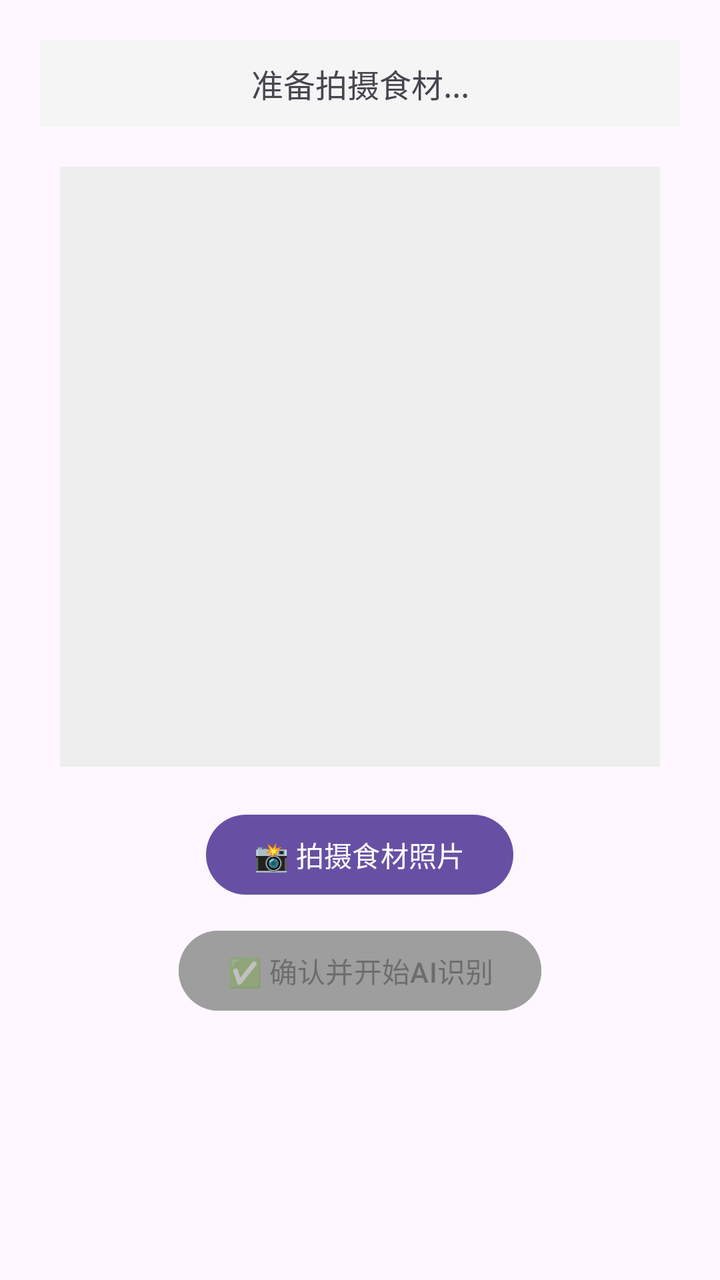
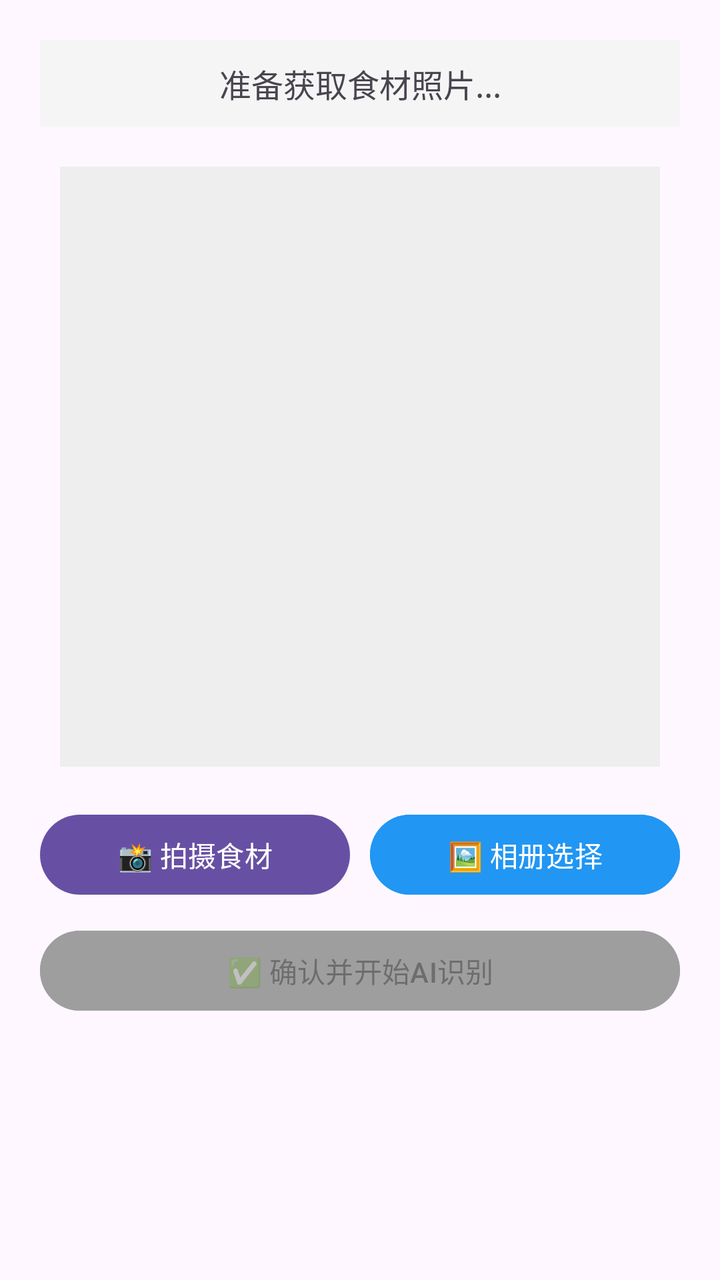

An Android layout rendered at two revisions. The XML below is the earlier revision; the diff shows what the commit changed to produce the second picture.
<!-- AndroidManifest.xml: application theme Theme.NutriCompass -->
<!-- res/layout/activity_camera.xml -->
<?xml version="1.0" encoding="utf-8"?>
<LinearLayout xmlns:android="http://schemas.android.com/apk/res/android"
    android:layout_width="match_parent"
    android:layout_height="match_parent"
    android:orientation="vertical"
    android:gravity="center_horizontal"
    android:padding="20dp">

    
    <TextView
        android:id="@+id/tv_status"
        android:layout_width="match_parent"
        android:layout_height="wrap_content"
        android:text="准备拍摄食材..."
        android:textSize="16sp"
        android:gravity="center"
        android:layout_marginBottom="20dp"
        android:padding="10dp"
        android:background="#F5F5F5"/>

    
    <ImageView
        android:id="@+id/imageView"
        android:layout_width="300dp"
        android:layout_height="300dp"
        android:scaleType="centerCrop"
        android:background="#EEEEEE"
        android:layout_marginBottom="20dp"
        android:contentDescription="食材照片预览" />

    
    <Button
        android:id="@+id/btn_take_photo"
        android:layout_width="wrap_content"
        android:layout_height="wrap_content"
        android:text="📸 拍摄食材照片"
        android:layout_marginBottom="10dp"/>

    
    <Button
        android:id="@+id/btn_confirm_photo"
        android:layout_width="wrap_content"
        android:layout_height="wrap_content"
        android:text="✅ 确认并开始AI识别"
        android:enabled="false"
        android:backgroundTint="#9E9E9E"/> 

</LinearLayout>
<!-- resources referenced by this layout -->
<resources>
  <style name="Theme.NutriCompass" parent="Base.Theme.NutriCompass" />
  <style name="Base.Theme.NutriCompass" parent="Theme.Material3.DayNight.NoActionBar">
          
          
      </style>
</resources>

<!-- the commit's change to res/layout/activity_camera.xml (unified diff, before → after) -->
@@ -6,19 +6,17 @@
     android:gravity="center_horizontal"
     android:padding="20dp">
 
-    
     <TextView
         android:id="@+id/tv_status"
         android:layout_width="match_parent"
         android:layout_height="wrap_content"
-        android:text="准备拍摄食材..."
+        android:text="准备获取食材照片..."
         android:textSize="16sp"
         android:gravity="center"
         android:layout_marginBottom="20dp"
         android:padding="10dp"
         android:background="#F5F5F5"/>
 
-    
     <ImageView
         android:id="@+id/imageView"
         android:layout_width="300dp"
@@ -28,21 +26,37 @@
         android:layout_marginBottom="20dp"
         android:contentDescription="食材照片预览" />
 
-    
-    <Button
-        android:id="@+id/btn_take_photo"
-        android:layout_width="wrap_content"
+    <LinearLayout
+        android:layout_width="match_parent"
         android:layout_height="wrap_content"
-        android:text="📸 拍摄食材照片"
-        android:layout_marginBottom="10dp"/>
+        android:orientation="horizontal"
+        android:gravity="center"
+        android:layout_marginBottom="10dp">
 
-    
+        <Button
+            android:id="@+id/btn_take_photo"
+            android:layout_width="0dp"
+            android:layout_weight="1"
+            android:layout_height="wrap_content"
+            android:layout_marginEnd="5dp"
+            android:text="📸 拍摄食材" />
+
+        <Button
+            android:id="@+id/btn_pick_photo"
+            android:layout_width="0dp"
+            android:layout_weight="1"
+            android:layout_height="wrap_content"
+            android:layout_marginStart="5dp"
+            android:backgroundTint="#2196F3"
+            android:text="🖼️ 相册选择" />
+    </LinearLayout>
+
     <Button
         android:id="@+id/btn_confirm_photo"
-        android:layout_width="wrap_content"
+        android:layout_width="match_parent"
         android:layout_height="wrap_content"
         android:text="✅ 确认并开始AI识别"
         android:enabled="false"
-        android:backgroundTint="#9E9E9E"/> 
+        android:backgroundTint="#9E9E9E"/>
 
 </LinearLayout>
